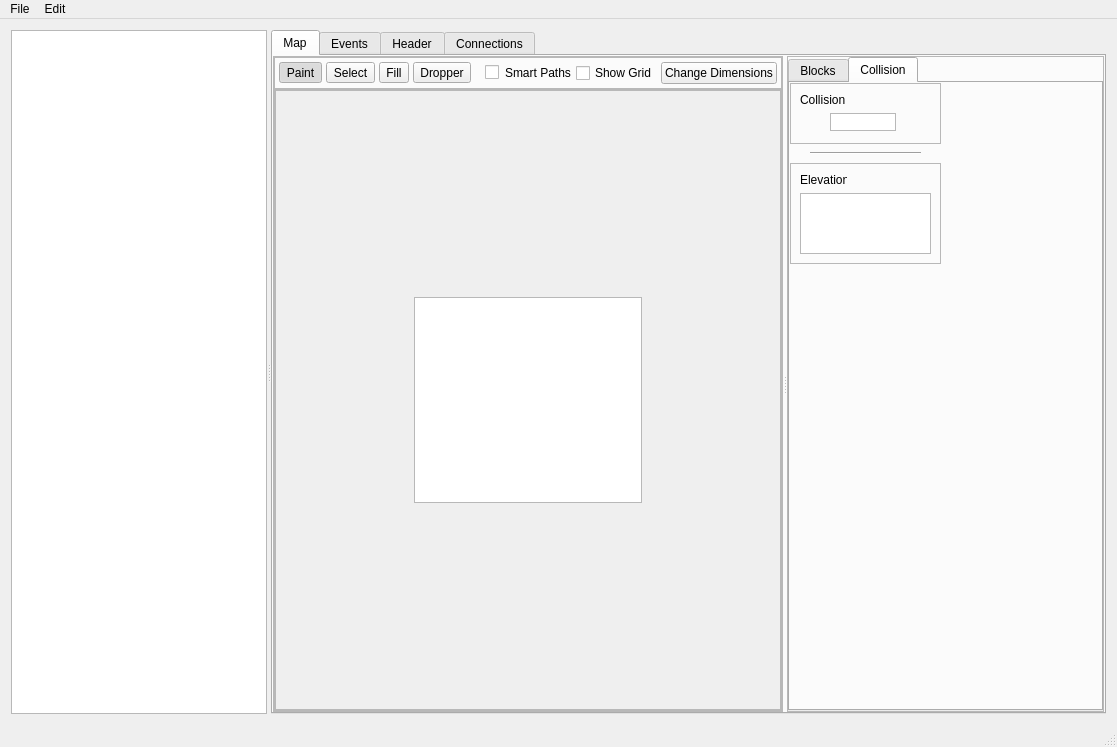
Before: the Qt Designer form mainwindow.ui in huderlem/porymap, drawn with Qt 5.
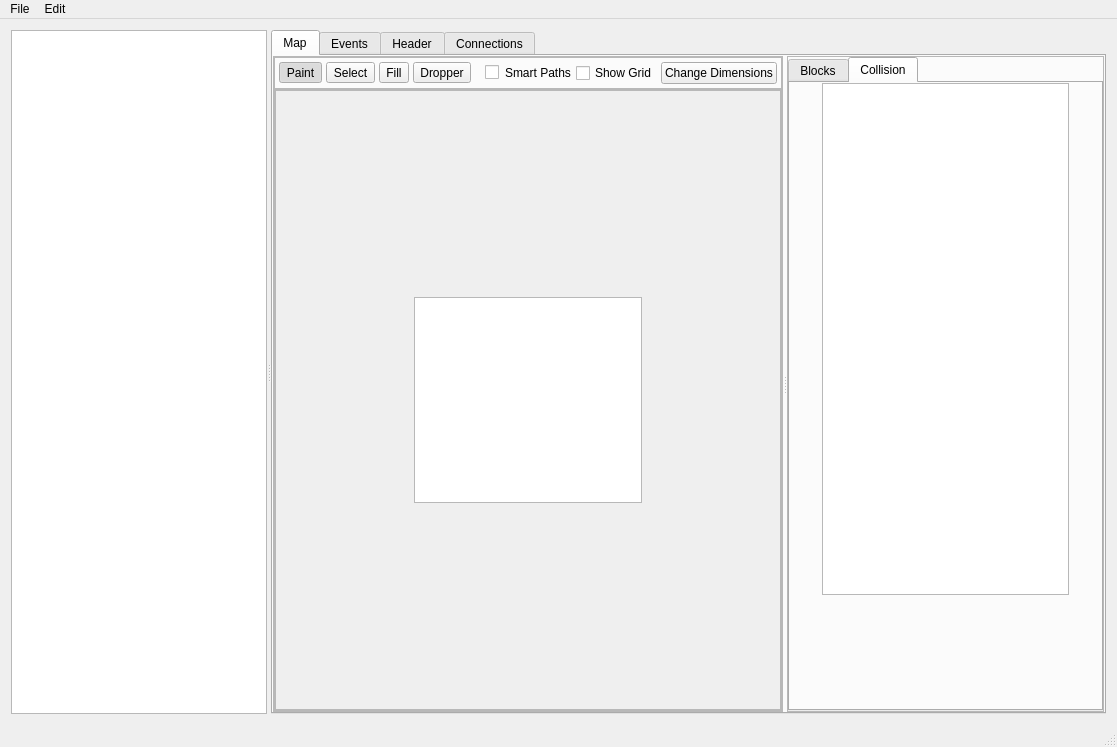
After: the same form once the commit is applied. The open tabs and pages were chosen to show the change. Icons and pictures are not drawn. Custom widgets are drawn as their Qt base class.

Commit message: Update collision/elevation selection

What changed in the file:
```diff
--- a/mainwindow.ui
+++ b/mainwindow.ui
@@ -912,7 +912,7 @@
                  <bool>true</bool>
                 </property>
                 <property name="sizePolicy">
-                 <sizepolicy hsizetype="Preferred" vsizetype="Expanding">
+                 <sizepolicy hsizetype="Expanding" vsizetype="Expanding">
                   <horstretch>0</horstretch>
                   <verstretch>0</verstretch>
                  </sizepolicy>
@@ -920,97 +920,78 @@
                 <attribute name="title">
                  <string>Collision</string>
                 </attribute>
-                <widget class="Line" name="line">
-                 <property name="geometry">
-                  <rect>
-                   <x>20</x>
-                   <y>60</y>
-                   <width>111</width>
-                   <height>20</height>
-                  </rect>
+                <layout class="QGridLayout" name="gridLayout_CollisionSelection">
+                 <property name="sizeConstraint">
+                  <enum>QLayout::SetDefaultConstraint</enum>
                  </property>
-                 <property name="orientation">
-                  <enum>Qt::Horizontal</enum>
+                 <property name="leftMargin">
+                  <number>0</number>
                  </property>
-                </widget>
-                <widget class="QFrame" name="frame">
-                 <property name="geometry">
-                  <rect>
-                   <x>0</x>
-                   <y>80</y>
-                   <width>151</width>
-                   <height>101</height>
-                  </rect>
+                 <property name="topMargin">
+                  <number>0</number>
                  </property>
-                 <property name="frameShape">
-                  <enum>QFrame::StyledPanel</enum>
+                 <property name="rightMargin">
+                  <number>0</number>
                  </property>
-                 <property name="frameShadow">
-                  <enum>QFrame::Raised</enum>
+                 <property name="bottomMargin">
+                  <number>0</number>
                  </property>
-                 <widget class="QLabel" name="label_2">
-                  <property name="geometry">
-                   <rect>
-                    <x>10</x>
-                    <y>10</y>
-                    <width>47</width>
-                    <height>13</height>
-                   </rect>
-                  </property>
-                  <property name="text">
-                   <string>Elevation</string>
-                  </property>
-                 </widget>
-                 <widget class="QGraphicsView" name="graphicsView_Elevation">
-                  <property name="geometry">
-                   <rect>
-                    <x>10</x>
-                    <y>30</y>
-                    <width>131</width>
-                    <height>61</height>
-                   </rect>
-                  </property>
-                 </widget>
-                </widget>
-                <widget class="QFrame" name="frame_2">
-                 <property name="geometry">
-                  <rect>
-                   <x>0</x>
-                   <y>0</y>
-                   <width>151</width>
-                   <height>61</height>
-                  </rect>
-                 </property>
-                 <property name="frameShape">
-                  <enum>QFrame::StyledPanel</enum>
-                 </property>
-                 <property name="frameShadow">
-                  <enum>QFrame::Raised</enum>
-                 </property>
-                 <widget class="QLabel" name="label">
-                  <property name="geometry">
-                   <rect>
-                    <x>10</x>
-                    <y>10</y>
-                    <width>47</width>
-                    <height>13</height>
-                   </rect>
-                  </property>
-                  <property name="text">
-                   <string>Collision</string>
-                  </property>
-                 </widget>
-                 <widget class="QGraphicsView" name="graphicsView_Collision">
-                  <property name="geometry">
-                   <rect>
-                    <x>40</x>
-                    <y>30</y>
-                    <width>66</width>
-                    <height>18</height>
-                   </rect>
-                  </property>
-                 </widget>
-                </widget>
+                 <item row="0" column="1">
+                  <widget class="QGraphicsView" name="graphicsView_Collision">
+                   <property name="sizePolicy">
+                    <sizepolicy hsizetype="Preferred" vsizetype="Preferred">
+                     <horstretch>0</horstretch>
+                     <verstretch>0</verstretch>
+                    </sizepolicy>
+                   </property>
+                   <property name="minimumSize">
+                    <size>
+                     <width>64</width>
+                     <height>512</height>
+                    </size>
+                   </property>
+                  </widget>
+                 </item>
+                 <item row="0" column="0">
+                  <spacer name="horizontalSpacer_18">
+                   <property name="orientation">
+                    <enum>Qt::Horizontal</enum>
+                   </property>
+                   <property name="sizeHint" stdset="0">
+                    <size>
+                     <width>40</width>
+                     <height>20</height>
+                    </size>
+                   </property>
+                  </spacer>
+                 </item>
+                 <item row="0" column="2">
+                  <spacer name="horizontalSpacer_19">
+                   <property name="orientation">
+                    <enum>Qt::Horizontal</enum>
+                   </property>
+                   <property name="sizeHint" stdset="0">
+                    <size>
+                     <width>40</width>
+                     <height>20</height>
+                    </size>
+                   </property>
+                  </spacer>
+                 </item>
+                 <item row="1" column="1">
+                  <spacer name="verticalSpacer_6">
+                   <property name="orientation">
+                    <enum>Qt::Vertical</enum>
+                   </property>
+                   <property name="sizeHint" stdset="0">
+                    <size>
+                     <width>20</width>
+                     <height>40</height>
+                    </size>
+                   </property>
+                  </spacer>
+                 </item>
+                </layout>
                </widget>
               </widget>
              </item>
```
Left out of the diff: 2 changed lines with no effect on the pictures. The commit also changes 7 other files.
